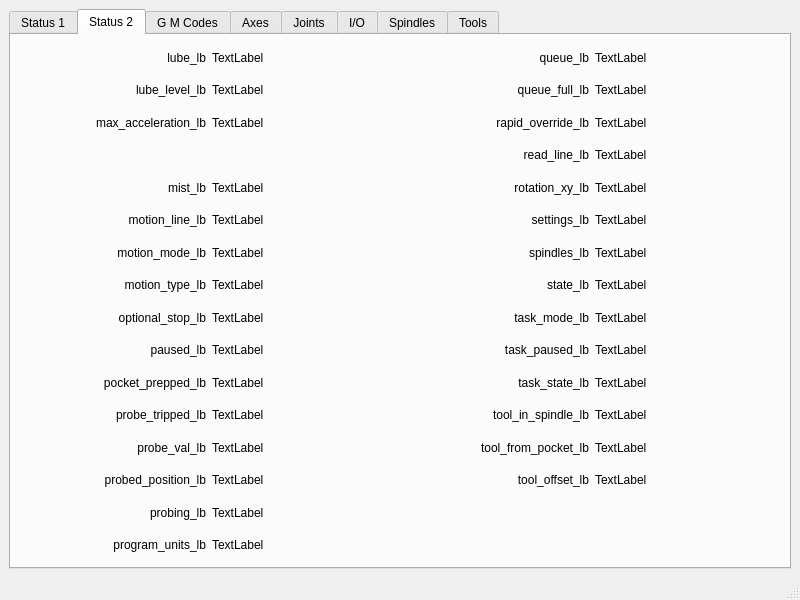
This is examples/features/status/status.ui in jethornton/flexgui as Qt 5 draws it before an edit. The edited form follows.
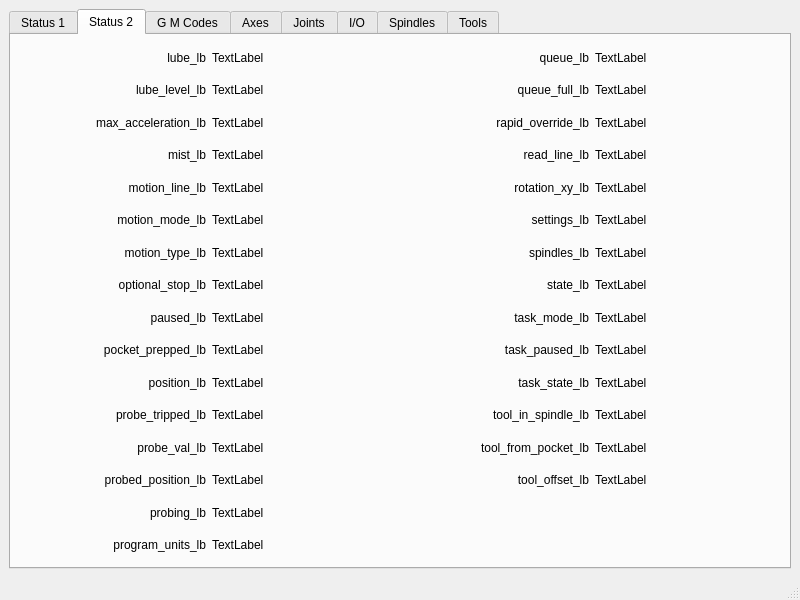
This is the edited form. The open tabs and pages were chosen to show the change.

Commit message: add missing status item

What changed in the file:
```diff
--- a/examples/features/status/status.ui
+++ b/examples/features/status/status.ui
@@ -607,16 +607,6 @@
           </property>
          </widget>
         </item>
-        <item row="5" column="0">
-         <widget class="QLabel" name="label_34">
-          <property name="text">
-           <string>motion_line_lb</string>
-          </property>
-          <property name="alignment">
-           <set>Qt::AlignRight|Qt::AlignTrailing|Qt::AlignVCenter</set>
-          </property>
-         </widget>
-        </item>
         <item row="14" column="0">
          <widget class="QLabel" name="label_42">
           <property name="text">
@@ -726,13 +716,6 @@
           </property>
          </widget>
         </item>
-        <item row="8" column="1">
-         <widget class="QLabel" name="optional_stop_lb">
-          <property name="text">
-           <string>TextLabel</string>
-          </property>
-         </widget>
-        </item>
         <item row="7" column="3">
          <widget class="QLabel" name="state_lb">
           <property name="text">
@@ -750,33 +733,6 @@
           </property>
          </widget>
         </item>
-        <item row="4" column="0">
-         <widget class="QLabel" name="label_33">
-          <property name="text">
-           <string>mist_lb</string>
-          </property>
-          <property name="alignment">
-           <set>Qt::AlignRight|Qt::AlignTrailing|Qt::AlignVCenter</set>
-          </property>
-         </widget>
-        </item>
-        <item row="7" column="1">
-         <widget class="QLabel" name="motion_type_lb">
-          <property name="text">
-           <string>TextLabel</string>
-          </property>
-         </widget>
-        </item>
-        <item row="10" column="0">
-         <widget class="QLabel" name="label_70">
-          <property name="text">
-           <string>pocket_prepped_lb</string>
-          </property>
-          <property name="alignment">
-           <set>Qt::AlignRight|Qt::AlignTrailing|Qt::AlignVCenter</set>
-          </property>
-         </widget>
-        </item>
         <item row="12" column="1">
          <widget class="QLabel" name="probe_val_lb">
           <property name="text">
@@ -784,16 +740,6 @@
           </property>
          </widget>
         </item>
-        <item row="8" column="0">
-         <widget class="QLabel" name="label_37">
-          <property name="text">
-           <string>optional_stop_lb</string>
-          </property>
-          <property name="alignment">
-           <set>Qt::AlignRight|Qt::AlignTrailing|Qt::AlignVCenter</set>
-          </property>
-         </widget>
-        </item>
         <item row="13" column="0">
          <widget class="QLabel" name="label_44">
           <property name="text">
@@ -828,16 +774,6 @@
           </property>
          </widget>
         </item>
-        <item row="9" column="0">
-         <widget class="QLabel" name="label_69">
-          <property name="text">
-           <string>paused_lb</string>
-          </property>
-          <property name="alignment">
-           <set>Qt::AlignRight|Qt::AlignTrailing|Qt::AlignVCenter</set>
-          </property>
-         </widget>
-        </item>
         <item row="4" column="2">
          <widget class="QLabel" name="label_56">
           <property name="text">
@@ -848,16 +784,6 @@
           </property>
          </widget>
         </item>
-        <item row="6" column="0">
-         <widget class="QLabel" name="label_35">
-          <property name="text">
-           <string>motion_mode_lb</string>
-          </property>
-          <property name="alignment">
-           <set>Qt::AlignRight|Qt::AlignTrailing|Qt::AlignVCenter</set>
-          </property>
-         </widget>
-        </item>
         <item row="2" column="2">
          <widget class="QLabel" name="label_54">
           <property name="text">
@@ -899,13 +825,6 @@
           </property>
          </widget>
         </item>
-        <item row="6" column="1">
-         <widget class="QLabel" name="motion_mode_lb">
-          <property name="text">
-           <string>TextLabel</string>
-          </property>
-         </widget>
-        </item>
         <item row="11" column="2">
          <widget class="QLabel" name="label_74">
           <property name="text">
@@ -936,23 +855,6 @@
           </property>
          </widget>
         </item>
-        <item row="7" column="0">
-         <widget class="QLabel" name="label_36">
-          <property name="text">
-           <string>motion_type_lb</string>
-          </property>
-          <property name="alignment">
-           <set>Qt::AlignRight|Qt::AlignTrailing|Qt::AlignVCenter</set>
-          </property>
-         </widget>
-        </item>
-        <item row="4" column="1">
-         <widget class="QLabel" name="mist_lb">
-          <property name="text">
-           <string>TextLabel</string>
-          </property>
-         </widget>
-        </item>
         <item row="11" column="1">
          <widget class="QLabel" name="probe_tripped_lb">
           <property name="text">
@@ -977,20 +879,6 @@
           </property>
          </widget>
         </item>
-        <item row="5" column="1">
-         <widget class="QLabel" name="motion_line_lb">
-          <property name="text">
-           <string>TextLabel</string>
-          </property>
-         </widget>
-        </item>
-        <item row="10" column="1">
-         <widget class="QLabel" name="pocket_prepped_lb">
-          <property name="text">
-           <string>TextLabel</string>
-          </property>
-         </widget>
-        </item>
         <item row="2" column="1">
          <widget class="QLabel" name="max_acceleration_lb">
           <property name="text">
@@ -1018,13 +906,6 @@
           </property>
          </widget>
         </item>
-        <item row="9" column="1">
-         <widget class="QLabel" name="paused_lb">
-          <property name="text">
-           <string>TextLabel</string>
-          </property>
-         </widget>
-        </item>
         <item row="3" column="2">
          <widget class="QLabel" name="label_55">
           <property name="text">
@@ -1069,6 +950,142 @@
           </property>
          </widget>
         </item>
+        <item row="3" column="0">
+         <widget class="QLabel" name="label_33">
+          <property name="text">
+           <string>mist_lb</string>
+          </property>
+          <property name="alignment">
+           <set>Qt::AlignRight|Qt::AlignTrailing|Qt::AlignVCenter</set>
+          </property>
+         </widget>
+        </item>
+        <item row="3" column="1">
+         <widget class="QLabel" name="mist_lb">
+          <property name="text">
+           <string>TextLabel</string>
+          </property>
+         </widget>
+        </item>
+        <item row="4" column="0">
+         <widget class="QLabel" name="label_34">
+          <property name="text">
+           <string>motion_line_lb</string>
+          </property>
+          <property name="alignment">
+           <set>Qt::AlignRight|Qt::AlignTrailing|Qt::AlignVCenter</set>
+          </property>
+         </widget>
+        </item>
+        <item row="4" column="1">
+         <widget class="QLabel" name="motion_line_lb">
+          <property name="text">
+           <string>TextLabel</string>
+          </property>
+         </widget>
+        </item>
+        <item row="5" column="0">
+         <widget class="QLabel" name="label_35">
+          <property name="text">
+           <string>motion_mode_lb</string>
+          </property>
+          <property name="alignment">
+           <set>Qt::AlignRight|Qt::AlignTrailing|Qt::AlignVCenter</set>
+          </property>
+         </widget>
+        </item>
+        <item row="5" column="1">
+         <widget class="QLabel" name="motion_mode_lb">
+          <property name="text">
+           <string>TextLabel</string>
+          </property>
+         </widget>
+        </item>
+        <item row="6" column="0">
+         <widget class="QLabel" name="label_36">
+          <property name="text">
+           <string>motion_type_lb</string>
+          </property>
+          <property name="alignment">
+           <set>Qt::AlignRight|Qt::AlignTrailing|Qt::AlignVCenter</set>
+          </property>
+         </widget>
+        </item>
+        <item row="6" column="1">
+         <widget class="QLabel" name="motion_type_lb">
+          <property name="text">
+           <string>TextLabel</string>
+          </property>
+         </widget>
+        </item>
+        <item row="7" column="0">
+         <widget class="QLabel" name="label_37">
+          <property name="text">
+           <string>optional_stop_lb</string>
+          </property>
+          <property name="alignment">
+           <set>Qt::AlignRight|Qt::AlignTrailing|Qt::AlignVCenter</set>
+          </property>
+         </widget>
+        </item>
+        <item row="7" column="1">
+         <widget class="QLabel" name="optional_stop_lb">
+          <property name="text">
+           <string>TextLabel</string>
+          </property>
+         </widget>
+        </item>
+        <item row="8" column="0">
+         <widget class="QLabel" name="label_69">
+          <property name="text">
+           <string>paused_lb</string>
+          </property>
+          <property name="alignment">
+           <set>Qt::AlignRight|Qt::AlignTrailing|Qt::AlignVCenter</set>
+          </property>
+         </widget>
+        </item>
+        <item row="8" column="1">
+         <widget class="QLabel" name="paused_lb">
+          <property name="text">
+           <string>TextLabel</string>
+          </property>
+         </widget>
+        </item>
+        <item row="9" column="0">
+         <widget class="QLabel" name="label_70">
+          <property name="text">
+           <string>pocket_prepped_lb</string>
+          </property>
+          <property name="alignment">
+           <set>Qt::AlignRight|Qt::AlignTrailing|Qt::AlignVCenter</set>
+          </property>
+         </widget>
+        </item>
+        <item row="9" column="1">
+         <widget class="QLabel" name="pocket_prepped_lb">
+          <property name="text">
+           <string>TextLabel</string>
+          </property>
+         </widget>
+        </item>
+        <item row="10" column="0">
+         <widget class="QLabel" name="label_79">
+          <property name="text">
+           <string>position_lb</string>
+          </property>
+          <property name="alignment">
+           <set>Qt::AlignRight|Qt::AlignTrailing|Qt::AlignVCenter</set>
+          </property>
+         </widget>
+        </item>
+        <item row="10" column="1">
+         <widget class="QLabel" name="position_lb">
+          <property name="text">
+           <string>TextLabel</string>
+          </property>
+         </widget>
+        </item>
        </layout>
       </widget>
       <widget class="QWidget" name="tab_3">
```
